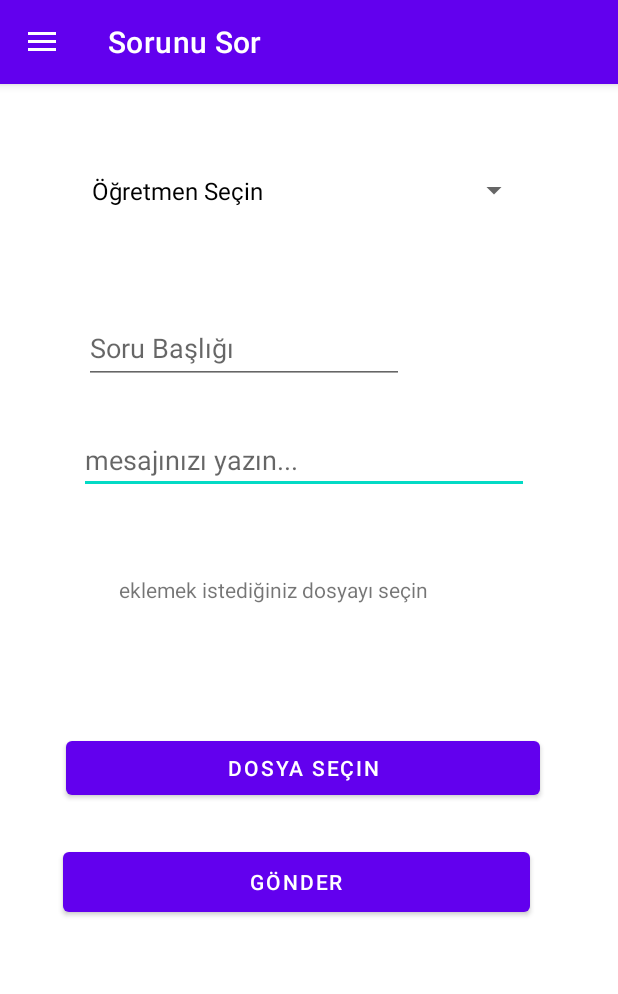
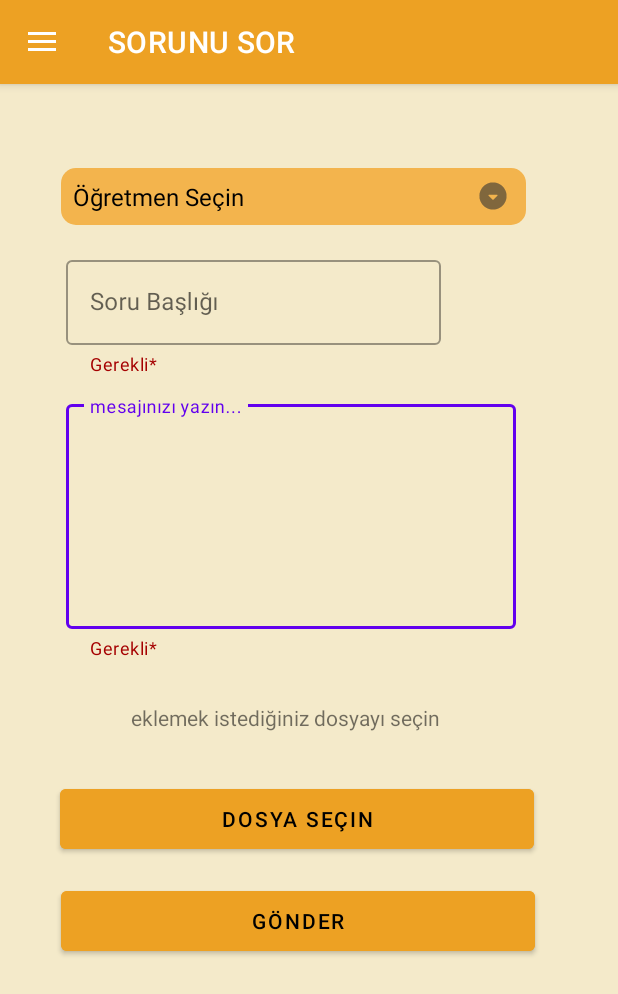
Before and after one commit to edasinar/bitirme_projesi, an Android app: the AskQuestionActivity screen opened directly, with no data from a screen before it, on a phone screen of 412 x 824 dp. Shown: the top 994 px of the screen. Run offline under Robolectric (Android 15) with nearby library versions, the phone set to English and light mode, and no system bars; our stand-ins replace Firebase (no records; nobody signed in at launch, a user with empty details on screens opened directly).

Commit message:
soru sorma ekranının tasarımı bitti

```diff
--- a/app/src/main/java/com/edasinar/online_lab/AskQuestionActivity.kt
+++ b/app/src/main/java/com/edasinar/online_lab/AskQuestionActivity.kt
@@ -3,6 +3,8 @@ package com.edasinar.online_lab
 import android.annotation.SuppressLint
 import android.content.Intent
 import android.content.pm.PackageManager
+import android.graphics.Color
+import android.graphics.drawable.ColorDrawable
 import android.net.Uri
 import android.os.Bundle
 import android.view.MenuItem
@@ -11,6 +13,7 @@ import android.view.ViewGroup
 import android.widget.ArrayAdapter
 import android.widget.TextView
 import android.widget.Toast
+import androidx.appcompat.app.ActionBar
 import androidx.appcompat.app.ActionBarDrawerToggle
 import androidx.appcompat.app.AppCompatActivity
 import androidx.core.app.ActivityCompat
@@ -18,7 +21,6 @@ import androidx.core.content.ContextCompat
 import com.edasinar.model.MessageInfo
 import com.edasinar.model.Teachers
 import com.edasinar.online_lab.databinding.ActivityAskQuestionBinding
-import com.google.api.HttpBody
 import com.google.firebase.auth.FirebaseAuth
 import com.google.firebase.firestore.FirebaseFirestore
 import com.google.firebase.firestore.ktx.firestore
@@ -47,7 +49,8 @@ class AskQuestionActivity : AppCompatActivity() {
         binding = ActivityAskQuestionBinding.inflate(layoutInflater)
         val view: View = binding.root
         setContentView(view)
-        supportActionBar!!.title = "Sorunu Sor"
+        supportActionBar!!.title = "SORUNU SOR"
+        actionBarColor()
         navListener()
         supportActionBar!!.setDisplayHomeAsUpEnabled(true)
         auth = FirebaseAuth.getInstance()
@@ -62,6 +65,12 @@ class AskQuestionActivity : AppCompatActivity() {
         )
         binding.drawerLayout.addDrawerListener(toggle)
         toggle.syncState()
+    }
+
+    private fun actionBarColor() {
+        val actionBar: ActionBar? = supportActionBar
+        val colorDrawable = ColorDrawable(Color.parseColor("#EDA123"))
+        actionBar?.setBackgroundDrawable(colorDrawable)
     }
 
     @Deprecated("Deprecated in Java")
--- /dev/null
+++ b/app/src/main/res/drawable/custom_spinner.xml
@@ -0,0 +1,18 @@
+<?xml version="1.0" encoding="utf-8"?>
+<selector xmlns:android="http://schemas.android.com/apk/res/android">
+    <item>
+        <layer-list>
+            <item>
+                <shape android:shape="rectangle">
+                    <solid android:color="#F3B44D"/>
+                    <corners android:radius="10dp"/>
+                    <padding android:right="10dp"/>
+                </shape>
+            </item>
+            <item>
+                <bitmap android:gravity="center|end"
+                    android:src="@drawable/spinner_down"/>
+            </item>
+        </layer-list>
+    </item>
+</selector>
--- a/app/src/main/res/layout/activity_ask_question.xml
+++ b/app/src/main/res/layout/activity_ask_question.xml
@@ -5,53 +5,44 @@
     android:layout_width="match_parent"
     android:layout_height="match_parent"
     android:id="@+id/drawerLayout"
+    android:background="@color/activity_bacground"
     tools:context=".AskQuestionActivity">
 
     <androidx.constraintlayout.widget.ConstraintLayout
         android:layout_width="match_parent"
         android:layout_height="match_parent">
 
-        <Button
-            android:id="@+id/selectFileButton"
-            android:layout_width="316dp"
-            android:layout_height="48dp"
-            android:layout_marginStart="44dp"
-            android:layout_marginTop="432dp"
-            android:onClick="selectFileFromPhone"
-            android:text="Dosya Seçin"
-            app:layout_constraintStart_toStartOf="parent"
-            app:layout_constraintTop_toTopOf="parent" />
-
-        <Button
-            android:id="@+id/gönderButton"
-            android:layout_width="311dp"
-            android:layout_height="52dp"
-            android:layout_marginTop="26dp"
-            android:text="Gönder"
-            android:onClick="sendMessage"
-            app:layout_constraintEnd_toEndOf="parent"
-            app:layout_constraintHorizontal_bias="0.42"
-            app:layout_constraintStart_toStartOf="parent"
-            app:layout_constraintTop_toBottomOf="@+id/selectFileButton" />
 
         <Spinner
             android:id="@+id/spinner"
-            style="@style/Widget.AppCompat.Light.Spinner.DropDown.ActionBar"
-            android:layout_width="300dp"
+            android:layout_width="310dp"
             android:layout_height="wrap_content"
-            android:layout_marginTop="52dp"
+            android:layout_marginTop="56dp"
+            android:background="@drawable/custom_spinner"
             app:layout_constraintEnd_toEndOf="parent"
-            app:layout_constraintHorizontal_bias="0.477"
+            app:layout_constraintHorizontal_bias="0.396"
             app:layout_constraintStart_toStartOf="parent"
             app:layout_constraintTop_toTopOf="parent"
             tools:ignore="SpeakableTextPresentCheck,TouchTargetSizeCheck" />
 
+        <com.google.android.material.textfield.TextInputLayout
+            android:id="@+id/bodyInputLayout"
+            style="@style/Widget.MaterialComponents.TextInputLayout.OutlinedBox"
+            android:layout_width="300dp"
+            android:layout_height="wrap_content"
+            android:layout_marginStart="44dp"
+            android:layout_marginTop="208dp"
+            app:helperText="Gerekli*"
+            app:helperTextTextColor="#a50000"
+            app:layout_constraintEnd_toEndOf="parent"
+            app:layout_constraintHorizontal_bias="0.0"
+            app:layout_constraintStart_toStartOf="parent"
+            app:layout_constraintTop_toTopOf="parent">
+
             <EditText
                 android:id="@+id/questionBodyEditText"
                 android:layout_width="300dp"
-            android:layout_height="wrap_content"
-            android:layout_marginStart="52dp"
-            android:layout_marginTop="228dp"
+                android:layout_height="150dp"
                 android:layout_marginEnd="59dp"
                 android:ems="10"
                 android:gravity="start|top"
@@ -62,6 +53,7 @@
                 app:layout_constraintStart_toStartOf="parent"
                 app:layout_constraintTop_toTopOf="parent"
                 tools:ignore="SpeakableTextPresentCheck,TouchTargetSizeCheck" />
+        </com.google.android.material.textfield.TextInputLayout>
 
         <TextView
             android:id="@+id/fileNameTextView"
@@ -71,22 +63,64 @@
             android:text="eklemek istediğiniz dosyayı seçin"
             app:layout_constraintBottom_toTopOf="@+id/selectFileButton"
             app:layout_constraintEnd_toEndOf="parent"
-            app:layout_constraintHorizontal_bias="0.384"
+            app:layout_constraintHorizontal_bias="0.423"
             app:layout_constraintStart_toStartOf="parent"
-            app:layout_constraintTop_toBottomOf="@+id/questionBodyEditText" />
+            app:layout_constraintTop_toBottomOf="@+id/bodyInputLayout"
+            app:layout_constraintVertical_bias="1.0" />
+
+        <Button
+            android:id="@+id/gönderButton"
+            android:layout_width="316dp"
+            android:layout_height="52dp"
+            android:layout_marginTop="16dp"
+            android:backgroundTint="@color/eda123"
+            android:onClick="sendMessage"
+            android:text="Gönder"
+            android:textColor="@color/black"
+            app:layout_constraintEnd_toEndOf="parent"
+            app:layout_constraintHorizontal_bias="0.421"
+            app:layout_constraintStart_toStartOf="parent"
+            app:layout_constraintTop_toBottomOf="@+id/selectFileButton" />
+
+        <Button
+            android:id="@+id/selectFileButton"
+            android:layout_width="316dp"
+            android:layout_height="52dp"
+            android:layout_marginStart="40dp"
+            android:layout_marginTop="80dp"
+            android:backgroundTint="@color/eda123"
+            android:onClick="selectFileFromPhone"
+            android:text="Dosya Seçin"
+            android:textColor="@color/black"
+            app:layout_constraintStart_toStartOf="parent"
+            app:layout_constraintTop_toBottomOf="@+id/bodyInputLayout" />
+
+        <com.google.android.material.textfield.TextInputLayout
+            android:id="@+id/messageLabelInputLayout"
+            style="@style/Widget.MaterialComponents.TextInputLayout.OutlinedBox"
+            android:layout_width="250dp"
+            android:layout_height="wrap_content"
+            android:layout_marginStart="44dp"
+            android:layout_marginTop="112dp"
+            app:helperText="Gerekli*"
+            app:helperTextTextColor="#a50000"
+            app:layout_constraintStart_toStartOf="parent"
+            app:layout_constraintTop_toTopOf="parent">
 
             <EditText
                 android:id="@+id/questionLabelEditText"
-            android:layout_width="wrap_content"
+                android:layout_width="match_parent"
                 android:layout_height="wrap_content"
-            android:layout_marginStart="56dp"
                 android:layout_marginTop="152dp"
                 android:ems="10"
                 android:hint="Soru Başlığı"
                 android:inputType="textPersonName"
                 android:minHeight="48dp"
                 app:layout_constraintStart_toStartOf="parent"
-            app:layout_constraintTop_toTopOf="parent" />
+                app:layout_constraintTop_toTopOf="parent"
+                tools:ignore="SpeakableTextPresentCheck" />
+        </com.google.android.material.textfield.TextInputLayout>
+
 
     </androidx.constraintlayout.widget.ConstraintLayout>
 
```
Also changed, not shown: app/src/main/res/drawable-hdpi/spinner_down.png (added), app/src/main/res/drawable-mdpi/spinner_down.png (added), app/src/main/res/drawable-xhdpi/spinner_down.png (added), app/src/main/res/drawable-xxhdpi/spinner_down.png (added). Lines whose indentation alone changed are shown as unchanged.
